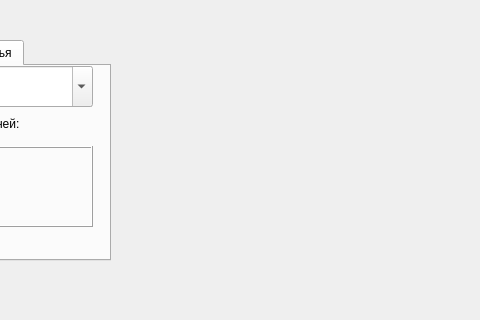
First picture: the form in Lab_2/Task_1/mainwindow.ui, repository HXPPY228/OAiP_Sem2, before the edit; both pictures show x 400 to 880 and y 0 to 320 of the 1049 by 627 pixel window.
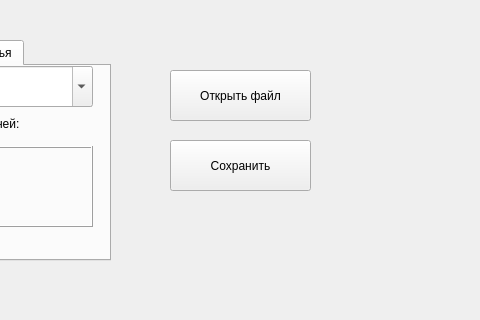
Second picture: the form after the edit.

```diff
--- a/Lab_2/Task_1/mainwindow.ui
+++ b/Lab_2/Task_1/mainwindow.ui
@@ -402,6 +402,32 @@
      </widget>
     </widget>
    </widget>
+   <widget class="QPushButton" name="openfile">
+    <property name="geometry">
+     <rect>
+      <x>570</x>
+      <y>70</y>
+      <width>141</width>
+      <height>51</height>
+     </rect>
+    </property>
+    <property name="text">
+     <string>Открыть файл</string>
+    </property>
+   </widget>
+   <widget class="QPushButton" name="savefile">
+    <property name="geometry">
+     <rect>
+      <x>570</x>
+      <y>140</y>
+      <width>141</width>
+      <height>51</height>
+     </rect>
+    </property>
+    <property name="text">
+     <string>Сохранить</string>
+    </property>
+   </widget>
   </widget>
   <widget class="QMenuBar" name="menubar">
    <property name="geometry">
```
